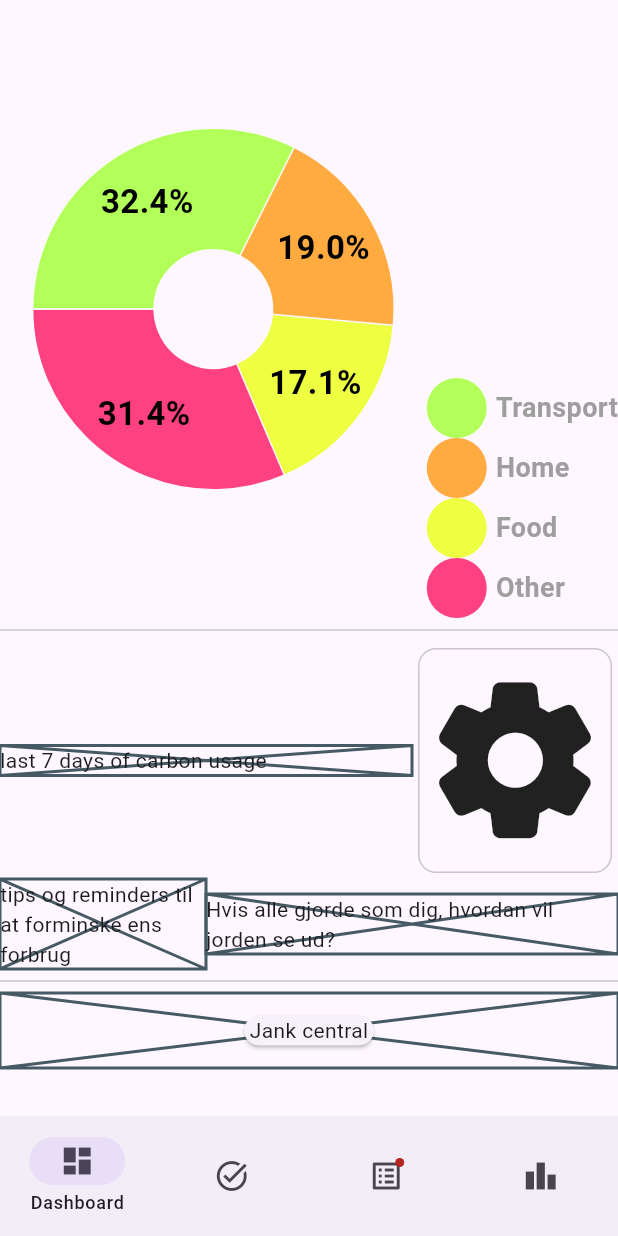
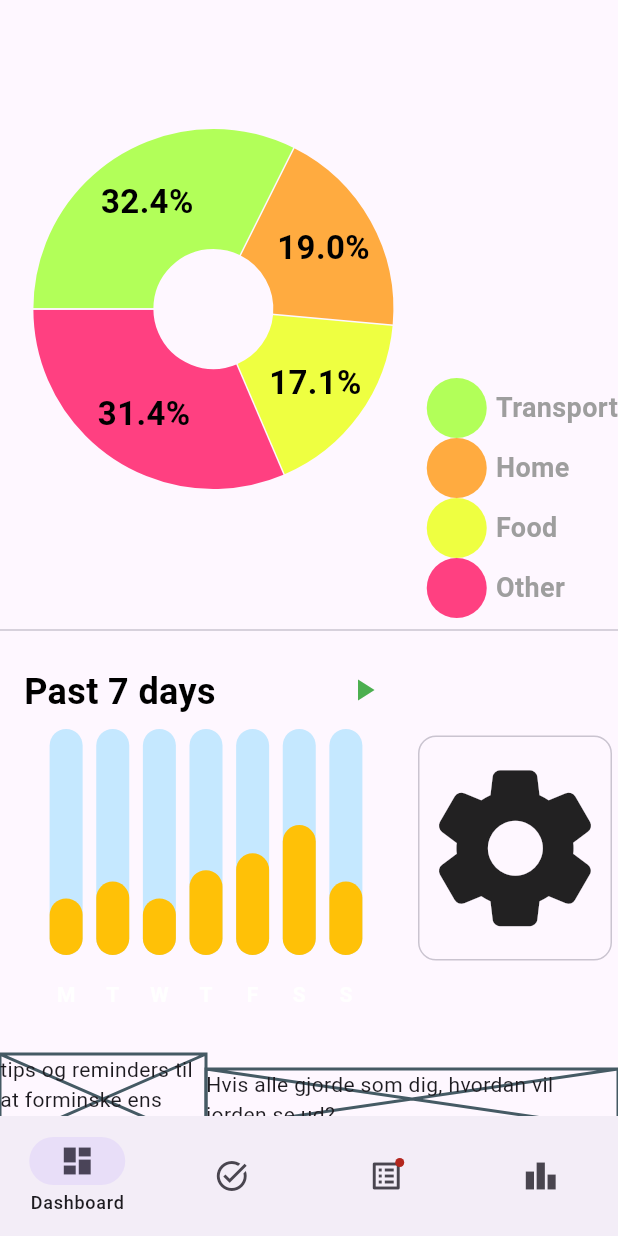
Before and after one commit to jaller698/02122_project, a Flutter app: the MainView screen opened by its route, on a phone screen of 412 x 824 dp. Run offline on Flutter 3.47's test engine with Material 3 defaults, Android fonts, the light colour scheme and no system bars; drawn by our look-alikes of fl_chart; our stand-ins replace flutter_form_builder, form_builder_validators, numberpicker, shared_preferences, sqflite; missing offline and left inert: primer_progress_bar; accounts and stored records are empty.

Commit message:
Added a week summary placeholder

```diff
--- a/Frontend/lib/src/Dashboard/dashboard_view.dart
+++ b/Frontend/lib/src/Dashboard/dashboard_view.dart
@@ -6,6 +6,8 @@
 import 'package:fl_chart/fl_chart.dart';
 import 'package:carbon_footprint/src/Dashboard/ChartStuff/indicator.dart';
 import 'package:shared_preferences/shared_preferences.dart';
+
+import 'week_summary_bar_chart.dart';
 
 class DashboardView extends StatefulWidget {
   const DashboardView({
@@ -132,12 +134,9 @@
         const Divider(),
         Row(
           children: [
-            const Expanded(
+            Expanded(
               flex: 2,
-              child: Placeholder(
-                fallbackHeight: 150,
-                child: Text('last 7 days of carbon usage'),
-              ),
+              child: WeekSummaryBarChart(),
             ),
             Expanded(
               flex: 1,
--- /dev/null
+++ b/Frontend/lib/src/Dashboard/week_summary_bar_chart.dart
@@ -0,0 +1,383 @@
+import 'dart:async';
+import 'dart:math';
+
+import 'package:fl_chart/fl_chart.dart';
+import 'package:flutter/material.dart';
+
+class WeekSummaryBarChart extends StatefulWidget {
+  WeekSummaryBarChart({super.key});
+
+  List<Color> get availableColors => const <Color>[
+        Colors.purple,
+        Colors.yellow,
+        Colors.blue,
+        Colors.orange,
+        Colors.pink,
+        Colors.red,
+      ];
+
+  final Color barBackgroundColor = Colors.lightBlueAccent.withOpacity(0.3);
+  final Color barColor = Colors.amber;
+  final Color touchedBarColor = Colors.black;
+
+  @override
+  State<StatefulWidget> createState() => WeekSummaryBarChartState();
+}
+
+class WeekSummaryBarChartState extends State<WeekSummaryBarChart> {
+  final Duration animDuration = const Duration(milliseconds: 250);
+
+  int touchedIndex = -1;
+
+  bool isPlaying = false;
+
+  @override
+  Widget build(BuildContext context) {
+    return AspectRatio(
+      aspectRatio: 1,
+      child: Stack(
+        children: <Widget>[
+          Padding(
+            padding: const EdgeInsets.all(16),
+            child: Column(
+              crossAxisAlignment: CrossAxisAlignment.stretch,
+              children: <Widget>[
+                const Text(
+                  'Past 7 days',
+                  style: TextStyle(
+                    color: Colors.black,
+                    fontSize: 24,
+                    fontWeight: FontWeight.bold,
+                  ),
+                ),
+                const SizedBox(
+                  height: 8,
+                ),
+                Expanded(
+                  child: Padding(
+                    padding: const EdgeInsets.symmetric(horizontal: 8),
+                    child: BarChart(
+                      isPlaying ? randomData() : mainBarData(),
+                      swapAnimationDuration: animDuration,
+                    ),
+                  ),
+                ),
+                const SizedBox(
+                  height: 12,
+                ),
+              ],
+            ),
+          ),
+          Padding(
+            padding: const EdgeInsets.all(8),
+            child: Align(
+              alignment: Alignment.topRight,
+              child: IconButton(
+                icon: Icon(
+                  isPlaying ? Icons.pause : Icons.play_arrow,
+                  color: Colors.green,
+                ),
+                onPressed: () {
+                  setState(() {
+                    isPlaying = !isPlaying;
+                    if (isPlaying) {
+                      refreshState();
+                    }
+                  });
+                },
+              ),
+            ),
+          )
+        ],
+      ),
+    );
+  }
+
+  BarChartGroupData makeGroupData(
+    int x,
+    double y, {
+    bool isTouched = false,
+    Color? barColor,
+    double width = 22,
+    List<int> showTooltips = const [],
+  }) {
+    barColor ??= widget.barColor;
+    return BarChartGroupData(
+      x: x,
+      barRods: [
+        BarChartRodData(
+          toY: isTouched ? y + 1 : y,
+          color: isTouched ? widget.touchedBarColor : barColor,
+          width: width,
+          borderSide: isTouched
+              ? BorderSide(color: widget.touchedBarColor)
+              : const BorderSide(color: Colors.white, width: 0),
+          backDrawRodData: BackgroundBarChartRodData(
+            show: true,
+            toY: 20,
+            color: widget.barBackgroundColor,
+          ),
+        ),
+      ],
+      showingTooltipIndicators: showTooltips,
+    );
+  }
+
+  List<BarChartGroupData> showingGroups() => List.generate(7, (i) {
+        switch (i) {
+          case 0:
+            return makeGroupData(0, 5, isTouched: i == touchedIndex);
+          case 1:
+            return makeGroupData(1, 6.5, isTouched: i == touchedIndex);
+          case 2:
+            return makeGroupData(2, 5, isTouched: i == touchedIndex);
+          case 3:
+            return makeGroupData(3, 7.5, isTouched: i == touchedIndex);
+          case 4:
+            return makeGroupData(4, 9, isTouched: i == touchedIndex);
+          case 5:
+            return makeGroupData(5, 11.5, isTouched: i == touchedIndex);
+          case 6:
+            return makeGroupData(6, 6.5, isTouched: i == touchedIndex);
+          default:
+            return throw Error();
+        }
+      });
+
+  BarChartData mainBarData() {
+    return BarChartData(
+      barTouchData: BarTouchData(
+        touchTooltipData: BarTouchTooltipData(
+          getTooltipColor: (_) => Colors.blueGrey,
+          tooltipHorizontalAlignment: FLHorizontalAlignment.right,
+          tooltipMargin: -10,
+          getTooltipItem: (group, groupIndex, rod, rodIndex) {
+            String weekDay;
+            switch (group.x) {
+              case 0:
+                weekDay = 'Monday';
+                break;
+              case 1:
+                weekDay = 'Tuesday';
+                break;
+              case 2:
+                weekDay = 'Wednesday';
+                break;
+              case 3:
+                weekDay = 'Thursday';
+                break;
+              case 4:
+                weekDay = 'Friday';
+                break;
+              case 5:
+                weekDay = 'Saturday';
+                break;
+              case 6:
+                weekDay = 'Sunday';
+                break;
+              default:
+                throw Error();
+            }
+            return BarTooltipItem(
+              '$weekDay\n',
+              const TextStyle(
+                color: Colors.white,
+                fontWeight: FontWeight.bold,
+                fontSize: 18,
+              ),
+              children: <TextSpan>[
+                TextSpan(
+                  text: (rod.toY - 1).toString(),
+                  style: const TextStyle(
+                    color: Colors.white, //widget.touchedBarColor,
+                    fontSize: 16,
+                    fontWeight: FontWeight.w500,
+                  ),
+                ),
+              ],
+            );
+          },
+        ),
+        touchCallback: (FlTouchEvent event, barTouchResponse) {
+          setState(() {
+            if (!event.isInterestedForInteractions ||
+                barTouchResponse == null ||
+                barTouchResponse.spot == null) {
+              touchedIndex = -1;
+              return;
+            }
+            touchedIndex = barTouchResponse.spot!.touchedBarGroupIndex;
+          });
+        },
+      ),
+      titlesData: FlTitlesData(
+        show: true,
+        rightTitles: const AxisTitles(
+          sideTitles: SideTitles(showTitles: false),
+        ),
+        topTitles: const AxisTitles(
+          sideTitles: SideTitles(showTitles: false),
+        ),
+        bottomTitles: AxisTitles(
+          sideTitles: SideTitles(
+            showTitles: true,
+            getTitlesWidget: getTitles,
+            reservedSize: 38,
+          ),
+        ),
+        leftTitles: const AxisTitles(
+          sideTitles: SideTitles(
+            showTitles: false,
+          ),
+        ),
+      ),
+      borderData: FlBorderData(
+        show: false,
+      ),
+      barGroups: showingGroups(),
+      gridData: const FlGridData(show: false),
+    );
+  }
+
+  Widget getTitles(double value, TitleMeta meta) {
+    const style = TextStyle(
+      color: Colors.white,
+      fontWeight: FontWeight.bold,
+      fontSize: 14,
+    );
+    Widget text;
+    switch (value.toInt()) {
+      case 0:
+        text = const Text('M', style: style);
+        break;
+      case 1:
+        text = const Text('T', style: style);
+        break;
+      case 2:
+        text = const Text('W', style: style);
+        break;
+      case 3:
+        text = const Text('T', style: style);
+        break;
+      case 4:
+        text = const Text('F', style: style);
+        break;
+      case 5:
+        text = const Text('S', style: style);
+        break;
+      case 6:
+        text = const Text('S', style: style);
+        break;
+      default:
+        text = const Text('', style: style);
+        break;
+    }
+    return SideTitleWidget(
+      axisSide: meta.axisSide,
+      space: 16,
+      child: text,
+    );
+  }
+
+  BarChartData randomData() {
+    return BarChartData(
+      barTouchData: BarTouchData(
+        enabled: false,
+      ),
+      titlesData: FlTitlesData(
+        show: true,
+        bottomTitles: AxisTitles(
+          sideTitles: SideTitles(
+            showTitles: true,
+            getTitlesWidget: getTitles,
+            reservedSize: 38,
+          ),
+        ),
+        leftTitles: const AxisTitles(
+          sideTitles: SideTitles(
+            showTitles: false,
+          ),
+        ),
+        topTitles: const AxisTitles(
+          sideTitles: SideTitles(
+            showTitles: false,
+          ),
+        ),
+        rightTitles: const AxisTitles(
+          sideTitles: SideTitles(
+            showTitles: false,
+          ),
+        ),
+      ),
+      borderData: FlBorderData(
+        show: false,
+      ),
+      barGroups: List.generate(7, (i) {
+        switch (i) {
+          case 0:
+            return makeGroupData(
+              0,
+              Random().nextInt(15).toDouble() + 6,
+              barColor: widget.availableColors[
+                  Random().nextInt(widget.availableColors.length)],
+            );
+          case 1:
+            return makeGroupData(
+              1,
+              Random().nextInt(15).toDouble() + 6,
+              barColor: widget.availableColors[
+                  Random().nextInt(widget.availableColors.length)],
+            );
+          case 2:
+            return makeGroupData(
+              2,
+              Random().nextInt(15).toDouble() + 6,
+              barColor: widget.availableColors[
+                  Random().nextInt(widget.availableColors.length)],
+            );
+          case 3:
+            return makeGroupData(
+              3,
+              Random().nextInt(15).toDouble() + 6,
+              barColor: widget.availableColors[
+                  Random().nextInt(widget.availableColors.length)],
+            );
+          case 4:
+            return makeGroupData(
+              4,
+              Random().nextInt(15).toDouble() + 6,
+              barColor: widget.availableColors[
+                  Random().nextInt(widget.availableColors.length)],
+            );
+          case 5:
+            return makeGroupData(
+              5,
+              Random().nextInt(15).toDouble() + 6,
+              barColor: widget.availableColors[
+                  Random().nextInt(widget.availableColors.length)],
+            );
+          case 6:
+            return makeGroupData(
+              6,
+              Random().nextInt(15).toDouble() + 6,
+              barColor: widget.availableColors[
+                  Random().nextInt(widget.availableColors.length)],
+            );
+          default:
+            return throw Error();
+        }
+      }),
+      gridData: const FlGridData(show: false),
+    );
+  }
+
+  Future<dynamic> refreshState() async {
+    setState(() {});
+    await Future<dynamic>.delayed(
+      animDuration + const Duration(milliseconds: 50),
+    );
+    if (isPlaying) {
+      await refreshState();
+    }
+  }
+}
```
